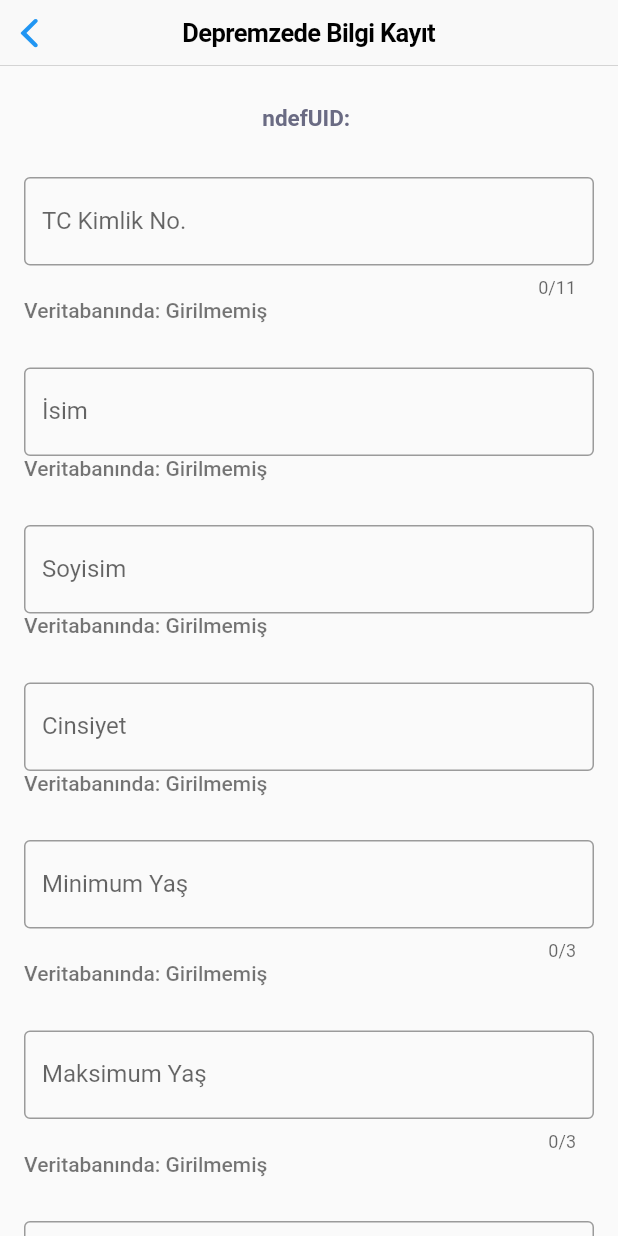
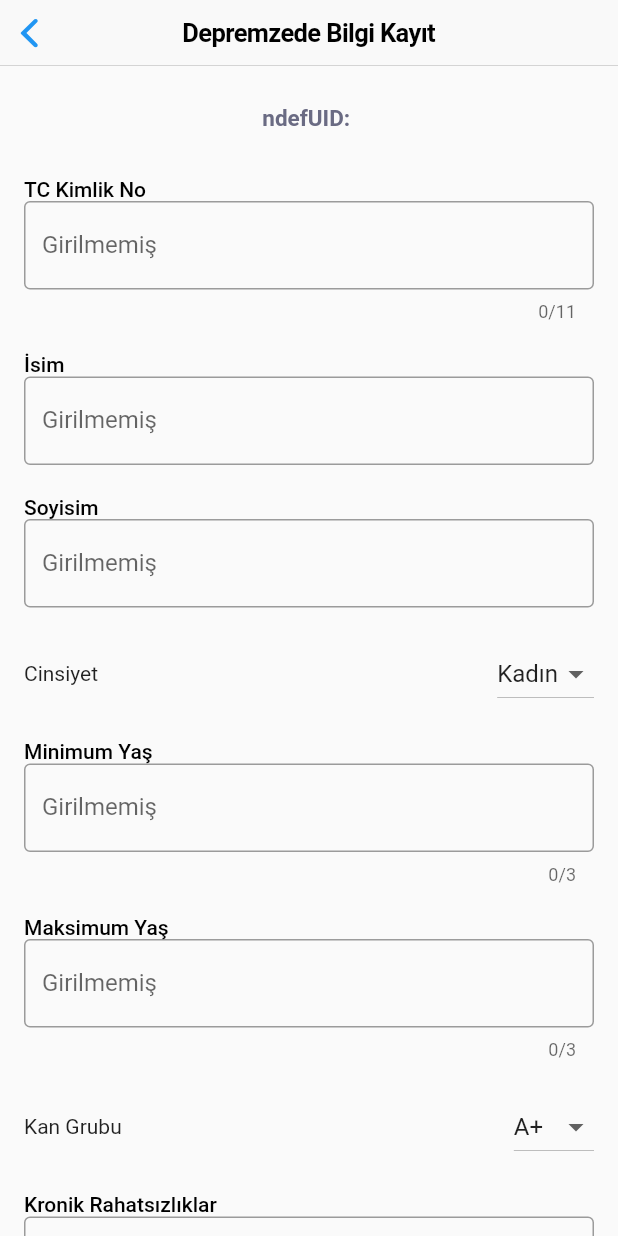
Before and after one commit to beyzanurcoban/ELEC491-EarthquakeApp, a Flutter app: the SurvivorWritePage screen opened directly with empty values, on a phone screen of 412 x 824 dp. Run offline on Flutter 3.47's test engine with Material 2 defaults, Android fonts, the phone set to English and light mode, and no system bars; our stand-ins replace cloud_firestore, dropdown_search, firebase_core, flutter_map, flutter_secure_storage, geocoding and 2 more; missing offline and left inert: nfc_manager; accounts and stored records are empty.

Commit message:
[feat] blood type and sex dropdown menus

```diff
--- a/ui/lib/SurvivorWritePage.dart
+++ b/ui/lib/SurvivorWritePage.dart
@@ -1,5 +1,3 @@
-import 'dart:convert';
-import 'dart:ffi';
 import 'package:cloud_firestore/cloud_firestore.dart';
 import 'package:flutter/cupertino.dart';
 import 'package:flutter/material.dart';
@@ -34,16 +32,20 @@ class _SurvivorWritePageState extends State<SurvivorWritePage> {
   final TextEditingController _natIDInputController = TextEditingController();
   final TextEditingController _nameInputController = TextEditingController();
   final TextEditingController _surnameInputController = TextEditingController();
-  final TextEditingController _sexInputController = TextEditingController();
   final TextEditingController _ageMinInputController = TextEditingController();
   final TextEditingController _ageMaxInputController = TextEditingController();
-  final TextEditingController _bloodTypeInputController = TextEditingController();
   final TextEditingController _chronicIllnessInputController = TextEditingController();
   final TextEditingController _essetialNeedsInputController = TextEditingController();
 
   late FirebaseFirestore db;
 
   final Color _primaryColor = const Color(0xff6a6b83);
+
+  final List<String> _bloodTypes = ['A+', 'A-', 'B+', 'B-', 'AB+', 'AB-', '0+', '0-'];
+  final List<String> _sex = ['Kadın', 'Erkek'];
+
+  String _selectedBloodType = 'A+';
+  String _selectedSex = 'Kadın';
 
   @override
   void initState() {
@@ -81,90 +83,90 @@ class _SurvivorWritePageState extends State<SurvivorWritePage> {
                 ),
               ),
               Padding(
-                padding: const EdgeInsets.only(bottom: 30.0),
+                padding: const EdgeInsets.only(bottom: 20.0),
                 child: Column(
                   crossAxisAlignment: CrossAxisAlignment.start,
                   children: [
+                    const Text(
+                      'TC Kimlik No',
+                      textAlign: TextAlign.start,
+                      style: TextStyle(
+                        color: Colors.black,
+                        fontWeight: FontWeight.w500,
+                      ),
+                    ),
                     TextFormField(
                       controller: _natIDInputController,
                       keyboardType: TextInputType.number,
                       maxLength: 11,
-                      decoration: const InputDecoration(
-                        border: OutlineInputBorder(),
-                        labelText: 'TC Kimlik No.'
-                      ),
-                    ),
-                    Text(
-                      'Veritabanında: $natID',
-                      textAlign: TextAlign.start,
-                      style: const TextStyle(
-                        color: Colors.black54,
-                        fontWeight: FontWeight.w500,
+                      decoration: InputDecoration(
+                        border: const OutlineInputBorder(),
+                        labelText: natID
                       ),
                     ),
                   ],
                 ),
               ),
               Padding(
-                padding: const EdgeInsets.only(bottom: 30.0),
+                padding: const EdgeInsets.only(bottom: 20.0),
                 child: Column(
                   crossAxisAlignment: CrossAxisAlignment.start,
                   children: [
+                    const Text(
+                      'İsim',
+                      textAlign: TextAlign.start,
+                      style: TextStyle(
+                        color: Colors.black,
+                        fontWeight: FontWeight.w500,
+                      ),
+                    ),
                     TextFormField(
                       controller: _nameInputController,
-                      decoration: const InputDecoration(
-                          border: OutlineInputBorder(),
-                          labelText: 'İsim'
-                      ),
-                    ),
-                    Text(
-                      'Veritabanında: $name',
-                      textAlign: TextAlign.start,
-                      style: const TextStyle(
-                        color: Colors.black54,
-                        fontWeight: FontWeight.w500,
+                      decoration: InputDecoration(
+                          border: const OutlineInputBorder(),
+                          labelText: name
                       ),
                     ),
                   ],
                 ),
               ),
               Padding(
-                padding: const EdgeInsets.only(bottom: 30.0),
+                padding: const EdgeInsets.only(bottom: 20.0),
                 child: Column(
                   crossAxisAlignment: CrossAxisAlignment.start,
                   children: [
+                    const Text(
+                      'Soyisim',
+                      textAlign: TextAlign.start,
+                      style: TextStyle(
+                        color: Colors.black,
+                        fontWeight: FontWeight.w500,
+                      ),
+                    ),
                     TextFormField(
                       controller: _surnameInputController,
-                      decoration: const InputDecoration(
-                          border: OutlineInputBorder(),
-                          labelText: 'Soyisim'
-                      ),
-                    ),
-                    Text(
-                      'Veritabanında: $surname',
-                      textAlign: TextAlign.start,
-                      style: const TextStyle(
-                        color: Colors.black54,
-                        fontWeight: FontWeight.w500,
+                      decoration: InputDecoration(
+                          border: const OutlineInputBorder(),
+                          labelText: surname
                       ),
                     ),
                   ],
                 ),
               ),
               Padding(
-                padding: const EdgeInsets.only(bottom: 30.0),
+                padding: const EdgeInsets.only(bottom: 20.0),
                 child: Column(
                   crossAxisAlignment: CrossAxisAlignment.start,
                   children: [
-                    // TODO: Reserved for Dropdown Sex Selector
-                    /*Row(
+                    Row(
                       mainAxisAlignment: MainAxisAlignment.spaceBetween,
                       children: [
                         const Text(
                           'Cinsiyet'
                         ),
                         DropdownButton(
-                          items: <String>['Kadın', 'Erkek']
+                          value: _selectedSex,
+                          items: _sex
                               .map<DropdownMenuItem<String>>((String value) {
                             return DropdownMenuItem<String>(
                               value: value,
@@ -174,146 +176,138 @@ class _SurvivorWritePageState extends State<SurvivorWritePage> {
                           onChanged: (String? value) {
                             // This is called when the user selects an item.
                             setState(() {
-                              sex = value!;
+                              _selectedSex = value!;
                             });
                           },
                         ),
                       ],
-                    ),*/
-                    TextFormField(
-                      controller: _sexInputController,
-                      decoration: const InputDecoration(
-                          border: OutlineInputBorder(),
-                          labelText: 'Cinsiyet'
+                    ),
+                  ],
+                ),
+              ),
+              Padding(
+                padding: const EdgeInsets.only(bottom: 20.0),
+                child: Column(
+                  crossAxisAlignment: CrossAxisAlignment.start,
+                  children: [
+                    const Text(
+                      'Minimum Yaş',
+                      textAlign: TextAlign.start,
+                      style: TextStyle(
+                        color: Colors.black,
+                        fontWeight: FontWeight.w500,
                       ),
                     ),
-                    Text(
-                      'Veritabanında: $sex',
-                      textAlign: TextAlign.start,
-                      style: const TextStyle(
-                        color: Colors.black54,
-                        fontWeight: FontWeight.w500,
+                    TextFormField(
+                      controller: _ageMinInputController,
+                      keyboardType: TextInputType.number,
+                      maxLength: 3,
+                      decoration: InputDecoration(
+                          border: const OutlineInputBorder(),
+                          labelText: ageMin
                       ),
                     ),
                   ],
                 ),
               ),
               Padding(
-                padding: const EdgeInsets.only(bottom: 30.0),
+                padding: const EdgeInsets.only(bottom: 20.0),
                 child: Column(
                   crossAxisAlignment: CrossAxisAlignment.start,
                   children: [
+                    const Text(
+                      'Maksimum Yaş',
+                      textAlign: TextAlign.start,
+                      style: TextStyle(
+                        color: Colors.black,
+                        fontWeight: FontWeight.w500,
+                      ),
+                    ),
                     TextFormField(
-                      controller: _ageMinInputController,
+                      controller: _ageMaxInputController,
                       keyboardType: TextInputType.number,
                       maxLength: 3,
-                      decoration: const InputDecoration(
-                          border: OutlineInputBorder(),
-                          labelText: 'Minimum Yaş'
-                      ),
-                    ),
-                    Text(
-                      'Veritabanında: $ageMin',
-                      textAlign: TextAlign.start,
-                      style: const TextStyle(
-                        color: Colors.black54,
-                        fontWeight: FontWeight.w500,
+                      decoration: InputDecoration(
+                          border: const OutlineInputBorder(),
+                          labelText: ageMax
                       ),
                     ),
                   ],
                 ),
               ),
               Padding(
-                padding: const EdgeInsets.only(bottom: 30.0),
+                padding: const EdgeInsets.only(bottom: 20.0),
                 child: Column(
                   crossAxisAlignment: CrossAxisAlignment.start,
                   children: [
-                    TextFormField(
-                      controller: _ageMaxInputController,
-                      keyboardType: TextInputType.number,
-                      maxLength: 3,
-                      decoration: const InputDecoration(
-                          border: OutlineInputBorder(),
-                          labelText: 'Maksimum Yaş'
+                    Row(
+                      mainAxisAlignment: MainAxisAlignment.spaceBetween,
+                      children: [
+                        const Text(
+                            'Kan Grubu'
+                        ),
+                        DropdownButton(
+                          value: _selectedBloodType,
+                          items: _bloodTypes
+                              .map<DropdownMenuItem<String>>((String value) {
+                            return DropdownMenuItem<String>(
+                              value: value,
+                              child: Text(value),
+                            );
+                          }).toList(),
+                          onChanged: (String? value) {
+                            // This is called when the user selects an item.
+                            setState(() {
+                              _selectedBloodType = value!;
+                            });
+                          },
+                        ),
+                      ],
+                    ),
+                  ],
+                ),
+              ),
+              Padding(
+                padding: const EdgeInsets.only(bottom: 20.0),
+                child: Column(
+                  crossAxisAlignment: CrossAxisAlignment.start,
+                  children: [
+                    const Text(
+                      'Kronik Rahatsızlıklar',
+                      textAlign: TextAlign.start,
+                      style: TextStyle(
+                        color: Colors.black,
+                        fontWeight: FontWeight.w500,
                       ),
                     ),
-                    Text(
-                      'Veritabanında: $ageMax',
-                      textAlign: TextAlign.start,
-                      style: const TextStyle(
-                        color: Colors.black54,
-                        fontWeight: FontWeight.w500,
+                    TextFormField(
+                      controller: _chronicIllnessInputController,
+                      decoration: InputDecoration(
+                          border: const OutlineInputBorder(),
+                          labelText: chronicIllness
                       ),
                     ),
                   ],
                 ),
               ),
               Padding(
-                padding: const EdgeInsets.only(bottom: 30.0),
+                padding: const EdgeInsets.only(bottom: 20.0),
                 child: Column(
                   crossAxisAlignment: CrossAxisAlignment.start,
                   children: [
-                    // TODO: Implement Dropdown here for blood type
-                    TextFormField(
-                      controller: _bloodTypeInputController,
-                      maxLength: 3,
-                      decoration: const InputDecoration(
-                          border: OutlineInputBorder(),
-                          labelText: 'Kan Grubu'
-                      ),
-                    ),
-                    Text(
-                      'Veritabanında: $bloodType',
+                    const Text(
+                      'Temel İhtiyaçlar',
                       textAlign: TextAlign.start,
-                      style: const TextStyle(
-                        color: Colors.black54,
+                      style: TextStyle(
+                        color: Colors.black,
                         fontWeight: FontWeight.w500,
                       ),
                     ),
-                  ],
-                ),
-              ),
-              Padding(
-                padding: const EdgeInsets.only(bottom: 30.0),
-                child: Column(
-                  crossAxisAlignment: CrossAxisAlignment.start,
-                  children: [
-                    TextFormField(
-                      controller: _chronicIllnessInputController,
-                      decoration: const InputDecoration(
-                          border: OutlineInputBorder(),
-                          labelText: 'Kronik Rahatsızlıklar'
-                      ),
-                    ),
-                    Text(
-                      'Veritabanında: $chronicIllness',
-                      textAlign: TextAlign.start,
-                      style: const TextStyle(
-                        color: Colors.black54,
-                        fontWeight: FontWeight.w500,
-                      ),
-                    ),
-                  ],
-                ),
-              ),
-              Padding(
-                padding: const EdgeInsets.only(bottom: 30.0),
-                child: Column(
-                  crossAxisAlignment: CrossAxisAlignment.start,
-                  children: [
                     TextFormField(
                       controller: _essetialNeedsInputController,
-                      decoration: const InputDecoration(
-                          border: OutlineInputBorder(),
-                          labelText: 'Temel İhtiyaçlar'
-                      ),
-                    ),
-                    Text(
-                      'Veritabanında: $essentialNeeds',
-                      textAlign: TextAlign.start,
-                      style: const TextStyle(
-                        color: Colors.black54,
-                        fontWeight: FontWeight.w500,
+                      decoration: InputDecoration(
+                          border: const OutlineInputBorder(),
+                          labelText: essentialNeeds
                       ),
                     ),
                   ],
@@ -356,6 +350,14 @@ class _SurvivorWritePageState extends State<SurvivorWritePage> {
         essentialNeeds = data['essential_needs'] ?? essentialNeeds;
         latitude = data['latitude'] ?? latitude;
         longitude = data['longitude'] ?? longitude;
+
+        if(sex != 'Girilmemiş'){
+          _selectedSex = sex;
+        }
+
+        if(bloodType != 'Girilmemiş'){
+          _selectedBloodType = bloodType;
+        }
       });
     } else {
       throw Exception('Failed to fetch victim data');
@@ -376,8 +378,8 @@ class _SurvivorWritePageState extends State<SurvivorWritePage> {
       if (_surnameInputController.text.isNotEmpty) {
         victimData['victim_surname'] = _surnameInputController.text;
       }
-      if (_sexInputController.text.isNotEmpty) {
-        victimData['victim_sex'] = _sexInputController.text;
+      if (_selectedSex.isNotEmpty) {
+        victimData['victim_sex'] = _selectedSex;
       }
       if (_ageMinInputController.text.isNotEmpty) {
         victimData['victim_age_min'] = int.tryParse(_ageMinInputController.text);
@@ -385,8 +387,8 @@ class _SurvivorWritePageState extends State<SurvivorWritePage> {
       if (_ageMaxInputController.text.isNotEmpty) {
         victimData['victim_age_max'] = int.tryParse(_ageMaxInputController.text);
       }
-      if (_bloodTypeInputController.text.isNotEmpty) {
-        victimData['blood_type'] = _bloodTypeInputController.text;
+      if (_selectedBloodType.isNotEmpty) {
+        victimData['blood_type'] = _selectedBloodType;
       }
       if (_chronicIllnessInputController.text.isNotEmpty) {
         victimData['chronic_illness'] = _chronicIllnessInputController.text;
```
